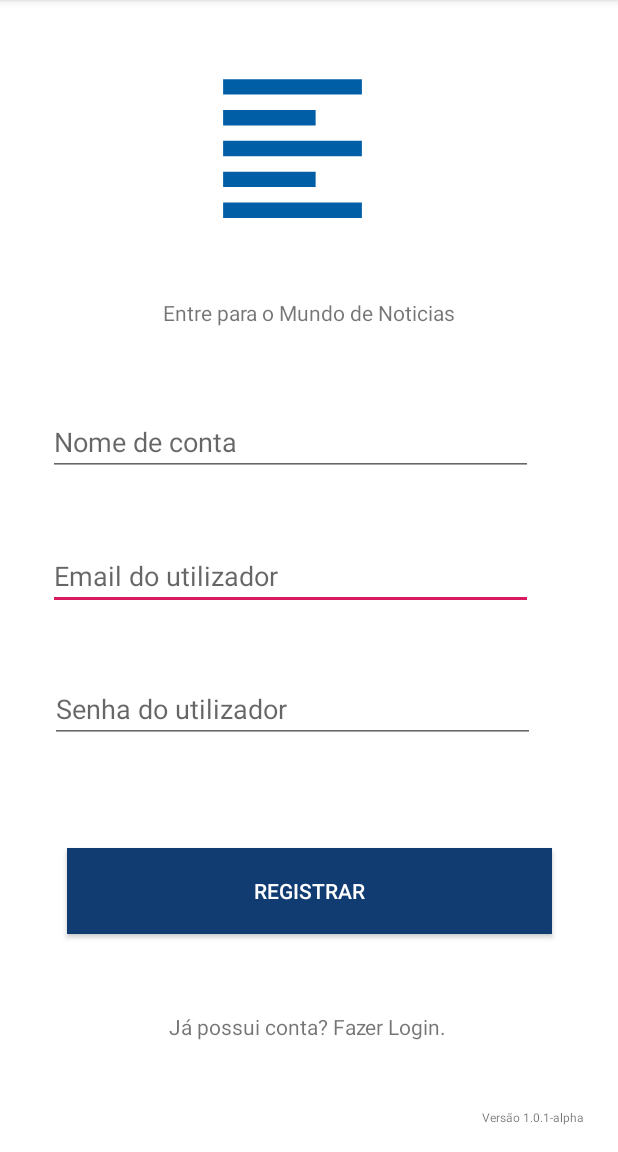
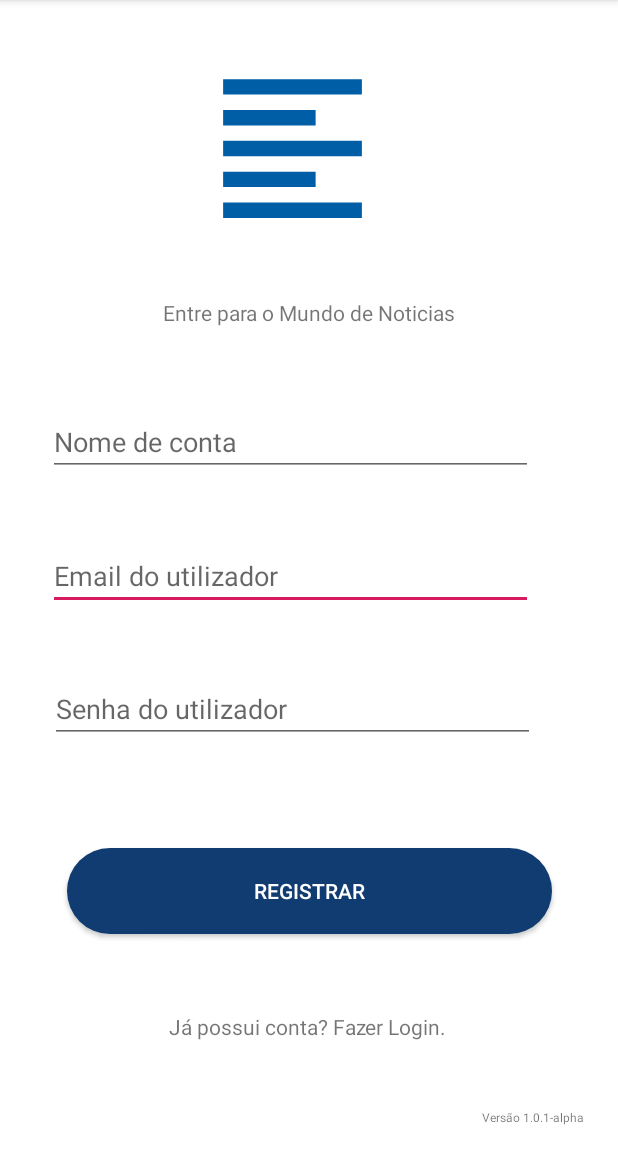
Before and after one commit to AilsonEsi/kriolnew-android, an Android app: the SignUpActivity screen opened directly, with no data from a screen before it, on a phone screen of 412 x 824 dp, the part 84-1236 px from its top. Run offline under Robolectric (Android 15) with nearby library versions, the phone set to English and light mode, and no system bars; our stand-ins replace Firebase (no records; nobody signed in at launch, a user with empty details on screens opened directly).

Commit message:
Create rounded button

```diff
--- /dev/null
+++ b/app/src/main/res/drawable/rounded_button.xml
@@ -0,0 +1,16 @@
+<?xml version="1.0" encoding="utf-8"?>
+<selector xmlns:android="http://schemas.android.com/apk/res/android">
+
+    <item>
+        <shape android:shape="rectangle">
+            <corners
+                android:bottomLeftRadius="50dp"
+                android:bottomRightRadius="50dp"
+                android:topLeftRadius="50dp"
+                android:radius="50dp"
+                android:topRightRadius="50dp"/>
+            <solid android:color="@color/colorPrimary"/>
+        </shape>
+    </item>
+
+</selector>
--- a/app/src/main/res/layout/activity_login.xml
+++ b/app/src/main/res/layout/activity_login.xml
@@ -36,7 +36,7 @@
         android:layout_marginEnd="8dp"
         android:layout_marginRight="8dp"
         android:layout_marginBottom="8dp"
-        android:background="@color/colorPrimary"
+        android:background="@drawable/rounded_button"
         android:scrollbarStyle="outsideInset"
         android:shadowRadius="300"
         android:text="Entrar"
@@ -46,7 +46,7 @@
         app:layout_constraintEnd_toEndOf="parent"
         app:layout_constraintStart_toStartOf="parent"
         app:layout_constraintTop_toTopOf="parent"
-        app:layout_constraintVertical_bias="0.788" />
+        app:layout_constraintVertical_bias="0.788"/>
 
     <TextView
         android:id="@+id/textView3"
--- a/app/src/main/res/layout/activity_sign_up.xml
+++ b/app/src/main/res/layout/activity_sign_up.xml
@@ -89,7 +89,7 @@
         android:layout_marginEnd="8dp"
         android:layout_marginRight="8dp"
         android:layout_marginBottom="8dp"
-        android:background="@color/colorPrimary"
+        android:background="@drawable/rounded_button"
         android:scrollbarStyle="outsideInset"
         android:shadowRadius="300"
         android:text="Registrar"
```
